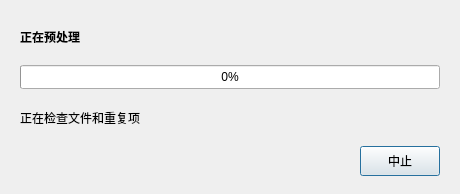
Before: the Qt Designer form src/ui/dialog_image_import_progress.ui in Craftkuro/StickerGenie, drawn with Qt 5.
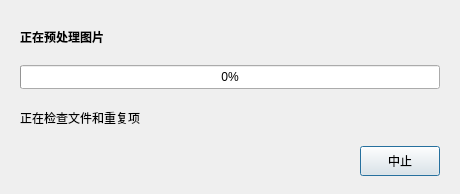
After: the same form once the commit is applied.

Diff of the .ui file:
```diff
--- a/src/ui/dialog_image_import_progress.ui
+++ b/src/ui/dialog_image_import_progress.ui
@@ -43,7 +43,7 @@
       </font>
      </property>
      <property name="text">
-      <string>正在预处理</string>
+      <string>正在预处理图片</string>
      </property>
     </widget>
    </item>
```
